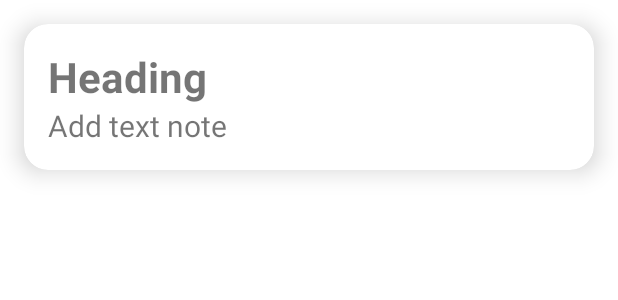
After one commit to Robilko/Education_SimpleNote_-Java_basics_Android-, an Android app: the layout item_note.xml on its own in the app's theme, with its tools: preview values and no code run, on a phone screen of 412 x 824 dp. The commit adds this screen. Shown: the top 300 px of the screen. Run offline under Robolectric (Android 15) with nearby library versions, the light colour scheme and no system bars.

Commit message:
Создан список заметок и карточка для элемента списка с использованием класса данных с 6го урока

```diff
--- a/app/src/main/java/com/robivan/simplenote/EditNoteFragment.java
+++ b/app/src/main/java/com/robivan/simplenote/EditNoteFragment.java
@@ -47,9 +47,6 @@ public class EditNoteFragment extends Fragment {
         if (getArguments() != null) {
             note = (NoteEntity)getArguments().getSerializable(NOTE_EXTRA_KEY);
         }
-        if (getActivity() != null) {
-            getActivity().setTitle(note == null ? R.string.create_note_title : R.string.edit_note_title);
-        }
         fillNote(note);
         saveButton.setOnClickListener(v -> getContract().saveNote(collectNote()));
     }
--- a/app/src/main/java/com/robivan/simplenote/MainActivity.java
+++ b/app/src/main/java/com/robivan/simplenote/MainActivity.java
@@ -116,12 +116,13 @@ public class MainActivity extends AppCompatActivity implements NoteListFragment.
         showEditNote(null);
     }
 
-    private void showEditNote(@Nullable NoteEntity noteEntity) {
+    private void showEditNote(@Nullable NoteEntity note) {
         FragmentTransaction transaction = getSupportFragmentManager().beginTransaction();
         if (!isTwoPanel) {
+            setTitle(note == null ? R.string.create_note_title : R.string.edit_note_title);
             transaction.addToBackStack(null);
         }
-        transaction.add(isTwoPanel ? R.id.second_fragment_container : R.id.main_fragment_container, EditNoteFragment.newInstance(noteEntity), EDIT_NOTES_FRAGMENT)
+        transaction.add(isTwoPanel ? R.id.second_fragment_container : R.id.main_fragment_container, EditNoteFragment.newInstance(note), EDIT_NOTES_FRAGMENT)
         .commit();
     }
 
@@ -137,6 +138,7 @@ public class MainActivity extends AppCompatActivity implements NoteListFragment.
 
     @Override
     public void saveNote(NoteEntity note) {
+        setTitle(R.string.app_name);
         getSupportFragmentManager().popBackStack();
         NoteListFragment noteListFragment = (NoteListFragment) getSupportFragmentManager().findFragmentByTag(NOTES_LIST_FRAGMENT);
         if (noteListFragment != null) {
--- a/app/src/main/res/layout/fragment_note_list.xml
+++ b/app/src/main/res/layout/fragment_note_list.xml
@@ -5,8 +5,8 @@
     android:background="@color/design_default_color_background"
     xmlns:app="http://schemas.android.com/apk/res-auto">
 
-    <LinearLayout
-        android:id="@+id/list_layout"
+    <androidx.recyclerview.widget.RecyclerView
+        android:id="@+id/recycle_view"
         android:orientation="vertical"
         android:layout_width="0dp"
         android:layout_height="0dp"
--- /dev/null
+++ b/app/src/main/res/layout/item_note.xml
@@ -0,0 +1,34 @@
+<?xml version="1.0" encoding="utf-8"?>
+<androidx.cardview.widget.CardView xmlns:android="http://schemas.android.com/apk/res/android"
+    xmlns:app="http://schemas.android.com/apk/res-auto"
+    xmlns:tools="http://schemas.android.com/tools"
+    android:layout_width="match_parent"
+    android:layout_height="wrap_content"
+    android:orientation="vertical"
+    app:cardCornerRadius="@dimen/note_card_radius"
+    app:cardElevation="@dimen/note_card_elevation"
+    app:contentPadding="@dimen/default_padding"
+    android:layout_margin="@dimen/default_margin">
+
+    <LinearLayout
+        android:orientation="vertical"
+        android:layout_width="match_parent"
+        android:layout_height="wrap_content">
+
+        <TextView
+            android:id="@+id/subject_title_view"
+            android:layout_width="wrap_content"
+            android:layout_height="wrap_content"
+            android:textStyle="bold"
+            android:textSize="@dimen/heading_text_size"
+            tools:text="@string/note_item_head"/>
+
+        <TextView
+            android:id="@+id/subject_text_view"
+            android:layout_width="wrap_content"
+            android:layout_height="wrap_content"
+            android:textSize="@dimen/body_text_size"
+            tools:text="@string/note_text_body"/>
+    </LinearLayout>
+
+</androidx.cardview.widget.CardView>
--- a/app/src/main/res/values/dimens.xml
+++ b/app/src/main/res/values/dimens.xml
@@ -7,4 +7,6 @@
     <dimen name="body_text_size">20sp</dimen>
     <dimen name="nav_header_height">200dp</dimen>
     <dimen name="nav_header_dimen">42sp</dimen>
+    <dimen name="note_card_radius">16dp</dimen>
+    <dimen name="note_card_elevation">10dp</dimen>
 </resources>
```
Also changed, not shown: app/src/main/java/com/robivan/simplenote/NoteListFragment.java (+42 -34 lines), app/src/main/java/com/robivan/simplenote/NoteViewHolder.java (added, +30 -0 lines), app/src/main/java/com/robivan/simplenote/NotesAdapter.java (added, +44 -0 lines).
